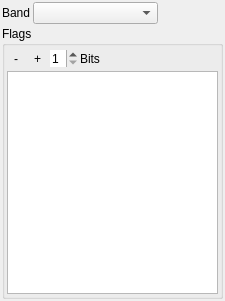
Before: the Qt Designer form qps/renderer/flagrasterrenderer.ui in EnMAP-Box/qgispluginsupport, drawn with Qt 5.
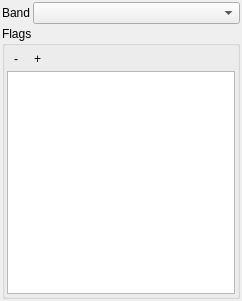
After: the same form once the commit is applied. Icons and pictures are not drawn. Custom widgets are drawn as their Qt base class.

Patch:
```diff
--- a/qps/renderer/flagrasterrenderer.ui
+++ b/qps/renderer/flagrasterrenderer.ui
@@ -6,7 +6,7 @@
    <rect>
     <x>0</x>
     <y>0</y>
-    <width>225</width>
+    <width>242</width>
     <height>301</height>
    </rect>
   </property>
@@ -29,13 +29,6 @@
    <property name="spacing">
     <number>2</number>
    </property>
-   <item row="0" column="1">
-    <widget class="QgsRasterBandComboBox" name="mRasterBandComboBox">
-     <property name="editable">
-      <bool>false</bool>
-     </property>
-    </widget>
-   </item>
    <item row="0" column="0">
     <widget class="QLabel" name="label">
      <property name="text">
@@ -43,13 +36,6 @@
      </property>
     </widget>
    </item>
-   <item row="0" column="2">
-    <widget class="QLabel" name="labelBandInfo">
-     <property name="text">
-      <string/>
-     </property>
-    </widget>
-   </item>
    <item row="2" column="0" colspan="3">
     <widget class="QgsCollapsibleGroupBox" name="mGroupBox">
      <property name="sizePolicy">
@@ -102,26 +88,6 @@
           </property>
          </widget>
         </item>
-        <item>
-         <widget class="QSpinBox" name="sbBitCount">
-          <property name="frame">
-           <bool>false</bool>
-          </property>
-          <property name="minimum">
-           <number>1</number>
-          </property>
-          <property name="maximum">
-           <number>8</number>
-          </property>
-         </widget>
-        </item>
-        <item>
-         <widget class="QLabel" name="labelBits">
-          <property name="text">
-           <string>Bits</string>
-          </property>
-         </widget>
-        </item>
         <item>
          <spacer name="horizontalSpacer">
           <property name="orientation">
@@ -206,6 +172,13 @@
      </property>
     </spacer>
    </item>
+   <item row="0" column="1" colspan="2">
+    <widget class="QgsRasterBandComboBox" name="mRasterBandComboBox">
+     <property name="editable">
+      <bool>false</bool>
+     </property>
+    </widget>
+   </item>
   </layout>
   <action name="actionAddParameter">
    <property name="icon">
```
Left out of the diff: 13 changed lines with no effect on the pictures.
